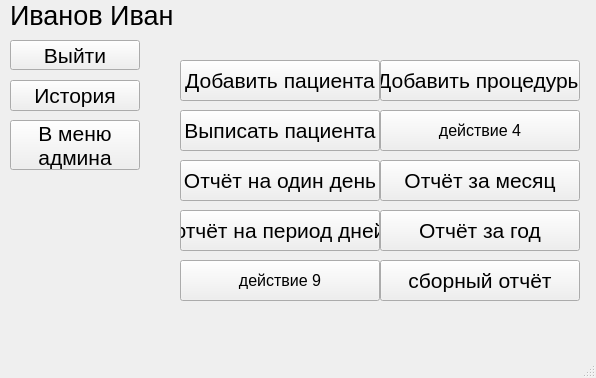
This is data/design/form_main_menu.ui in PolkovnikovPavel/collection_lfk as Qt 5 draws it before an edit. The edited form follows.
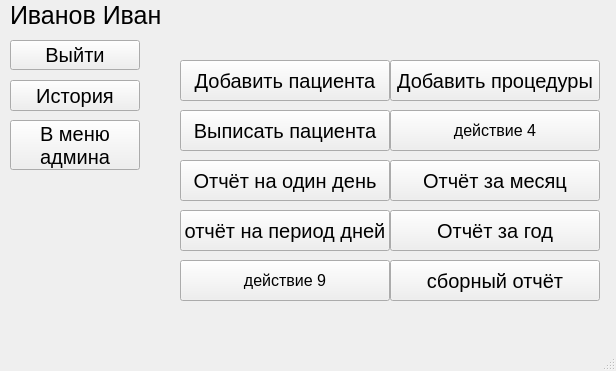
This is the edited form.

```diff
--- a/data/design/form_main_menu.ui
+++ b/data/design/form_main_menu.ui
@@ -6,8 +6,8 @@
    <rect>
     <x>0</x>
     <y>0</y>
-    <width>596</width>
-    <height>378</height>
+    <width>616</width>
+    <height>371</height>
    </rect>
   </property>
   <property name="windowTitle">
@@ -25,7 +25,7 @@
     </property>
     <property name="font">
      <font>
-      <pointsize>20</pointsize>
+      <pointsize>19</pointsize>
      </font>
     </property>
     <property name="text">
@@ -43,7 +43,7 @@
     </property>
     <property name="font">
      <font>
-      <pointsize>16</pointsize>
+      <pointsize>15</pointsize>
      </font>
     </property>
     <property name="text">
@@ -55,13 +55,13 @@
      <rect>
       <x>180</x>
       <y>60</y>
-      <width>200</width>
+      <width>210</width>
       <height>41</height>
      </rect>
     </property>
     <property name="font">
      <font>
-      <pointsize>16</pointsize>
+      <pointsize>15</pointsize>
       <italic>false</italic>
       <kerning>true</kerning>
      </font>
@@ -81,7 +81,7 @@
     </property>
     <property name="font">
      <font>
-      <pointsize>16</pointsize>
+      <pointsize>15</pointsize>
      </font>
     </property>
     <property name="text">
@@ -102,7 +102,7 @@
     </property>
     <property name="font">
      <font>
-      <pointsize>16</pointsize>
+      <pointsize>15</pointsize>
      </font>
     </property>
     <property name="mouseTracking">
@@ -116,15 +116,15 @@
    <widget class="QPushButton" name="button_add_procedure">
     <property name="geometry">
      <rect>
-      <x>380</x>
+      <x>390</x>
       <y>60</y>
-      <width>200</width>
+      <width>210</width>
       <height>41</height>
      </rect>
     </property>
     <property name="font">
      <font>
-      <pointsize>16</pointsize>
+      <pointsize>15</pointsize>
       <italic>false</italic>
       <kerning>true</kerning>
      </font>
@@ -138,13 +138,13 @@
      <rect>
       <x>180</x>
       <y>110</y>
-      <width>200</width>
+      <width>210</width>
       <height>41</height>
      </rect>
     </property>
     <property name="font">
      <font>
-      <pointsize>16</pointsize>
+      <pointsize>15</pointsize>
       <italic>false</italic>
       <kerning>true</kerning>
      </font>
@@ -156,9 +156,9 @@
    <widget class="QPushButton" name="pushButton_4">
     <property name="geometry">
      <rect>
-      <x>380</x>
+      <x>390</x>
       <y>110</y>
-      <width>200</width>
+      <width>210</width>
       <height>41</height>
      </rect>
     </property>
@@ -178,13 +178,13 @@
      <rect>
       <x>180</x>
       <y>160</y>
-      <width>200</width>
+      <width>210</width>
       <height>41</height>
      </rect>
     </property>
     <property name="font">
      <font>
-      <pointsize>16</pointsize>
+      <pointsize>15</pointsize>
       <italic>false</italic>
       <kerning>true</kerning>
      </font>
@@ -198,13 +198,13 @@
      <rect>
       <x>180</x>
       <y>210</y>
-      <width>200</width>
+      <width>210</width>
       <height>41</height>
      </rect>
     </property>
     <property name="font">
      <font>
-      <pointsize>16</pointsize>
+      <pointsize>15</pointsize>
       <italic>false</italic>
       <kerning>true</kerning>
      </font>
@@ -216,15 +216,15 @@
    <widget class="QPushButton" name="report_3">
     <property name="geometry">
      <rect>
-      <x>380</x>
+      <x>390</x>
       <y>210</y>
-      <width>200</width>
+      <width>210</width>
       <height>41</height>
      </rect>
     </property>
     <property name="font">
      <font>
-      <pointsize>16</pointsize>
+      <pointsize>15</pointsize>
       <italic>false</italic>
       <kerning>true</kerning>
      </font>
@@ -238,7 +238,7 @@
      <rect>
       <x>180</x>
       <y>260</y>
-      <width>200</width>
+      <width>210</width>
       <height>41</height>
      </rect>
     </property>
@@ -256,15 +256,15 @@
    <widget class="QPushButton" name="report_5">
     <property name="geometry">
      <rect>
-      <x>380</x>
+      <x>390</x>
       <y>260</y>
-      <width>200</width>
+      <width>210</width>
       <height>41</height>
      </rect>
     </property>
     <property name="font">
      <font>
-      <pointsize>16</pointsize>
+      <pointsize>15</pointsize>
       <italic>false</italic>
       <kerning>true</kerning>
      </font>
@@ -276,15 +276,15 @@
    <widget class="QPushButton" name="report_2">
     <property name="geometry">
      <rect>
-      <x>380</x>
+      <x>390</x>
       <y>160</y>
-      <width>200</width>
+      <width>210</width>
       <height>41</height>
      </rect>
     </property>
     <property name="font">
      <font>
-      <pointsize>16</pointsize>
+      <pointsize>15</pointsize>
       <italic>false</italic>
       <kerning>true</kerning>
      </font>
```
Left out of the diff: 2 changed lines with no effect on the pictures.
